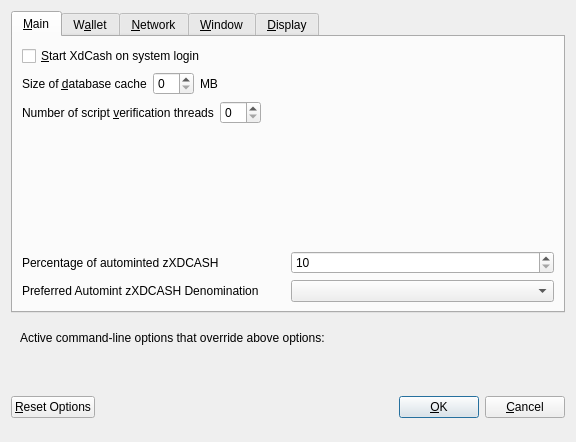
Old version of the form src/qt/forms/optionsdialog.ui in the repository xdccash/xdcash-core.
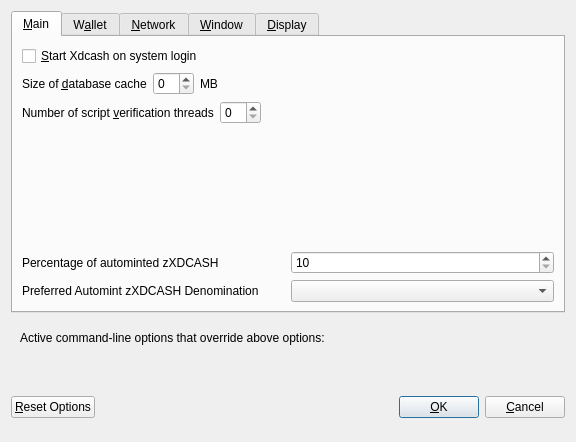
New version of the form. Custom widgets are drawn as their Qt base class.

Patch:
```diff
--- a/src/qt/forms/optionsdialog.ui
+++ b/src/qt/forms/optionsdialog.ui
@@ -33,7 +33,7 @@
           <string>Automatically start XdCash after logging in to the system.</string>
          </property>
          <property name="text">
-          <string>&amp;Start XdCash on system login</string>
+          <string>&amp;Start Xdcash on system login</string>
          </property>
         </widget>
        </item>
```
Left out of the diff: 8 changed lines with no effect on the pictures.
